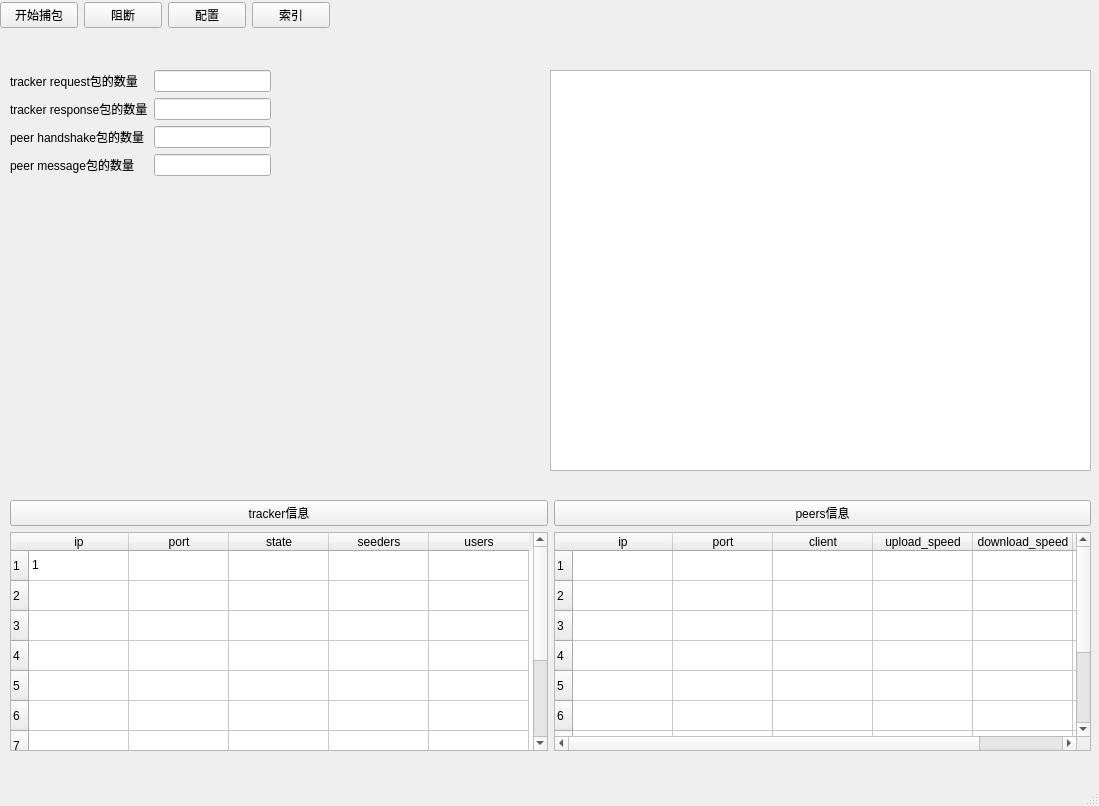
Qt form gui/mainwindow.ui (RaymondHX/contentSecurityLab) before a commit.
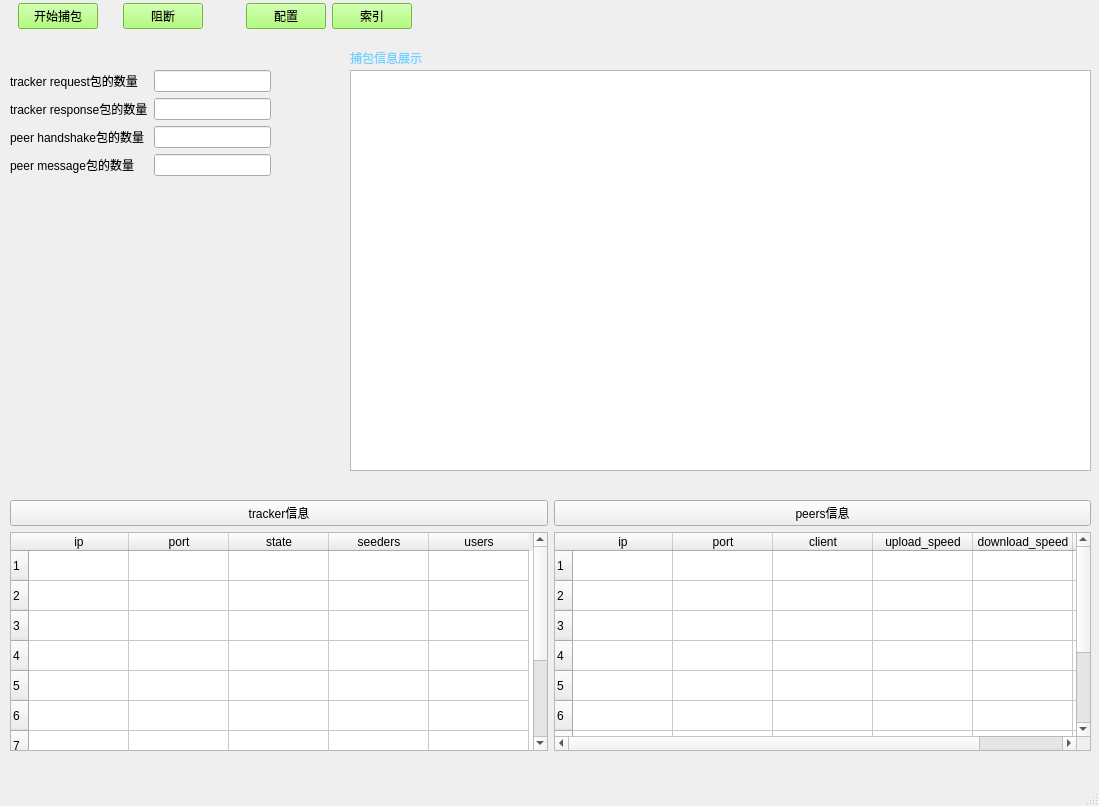
The same form after that commit.

Diff of the .ui file:
```diff
--- a/gui/mainwindow.ui
+++ b/gui/mainwindow.ui
@@ -24,6 +24,60 @@
      </rect>
     </property>
     <layout class="QGridLayout" name="gridLayout">
+     <item row="1" column="0">
+      <widget class="QTableWidget" name="tableWidget">
+       <property name="styleSheet">
+        <string notr="true">font: 9pt &quot;微软雅黑&quot;;	
+</string>
+       </property>
+       <property name="rowCount">
+        <number>10</number>
+       </property>
+       <property name="columnCount">
+        <number>5</number>
+       </property>
+       <row/>
+       <row/>
+       <row/>
+       <row/>
+       <row/>
+       <row/>
+       <row/>
+       <row/>
+       <row/>
+       <row/>
+       <column>
+        <property name="text">
+         <string>ip</string>
+        </property>
+       </column>
+       <column>
+        <property name="text">
+         <string>port</string>
+        </property>
+       </column>
+       <column>
+        <property name="text">
+         <string>state</string>
+        </property>
+       </column>
+       <column>
+        <property name="text">
+         <string>seeders</string>
+        </property>
+       </column>
+       <column>
+        <property name="text">
+         <string>users</string>
+        </property>
+       </column>
+       <item row="0" column="0">
+        <property name="text">
+         <string/>
+        </property>
+       </item>
+      </widget>
+     </item>
      <item row="1" column="1">
       <widget class="QTableWidget" name="tableWidget_2">
        <property name="autoFillBackground">
@@ -91,56 +145,6 @@
        </property>
       </widget>
      </item>
-     <item row="1" column="0">
-      <widget class="QTableWidget" name="tableWidget">
-       <property name="rowCount">
-        <number>10</number>
-       </property>
-       <property name="columnCount">
-        <number>5</number>
-       </property>
-       <row/>
-       <row/>
-       <row/>
-       <row/>
-       <row/>
-       <row/>
-       <row/>
-       <row/>
-       <row/>
-       <row/>
-       <column>
-        <property name="text">
-         <string>ip</string>
-        </property>
-       </column>
-       <column>
-        <property name="text">
-         <string>port</string>
-        </property>
-       </column>
-       <column>
-        <property name="text">
-         <string>state</string>
-        </property>
-       </column>
-       <column>
-        <property name="text">
-         <string>seeders</string>
-        </property>
-       </column>
-       <column>
-        <property name="text">
-         <string>users</string>
-        </property>
-       </column>
-       <item row="0" column="0">
-        <property name="text">
-         <string>1</string>
-        </property>
-       </item>
-      </widget>
-     </item>
     </layout>
    </widget>
    <widget class="QWidget" name="horizontalLayoutWidget">
@@ -148,8 +152,8 @@
      <rect>
       <x>0</x>
       <y>0</y>
-      <width>331</width>
-      <height>31</height>
+      <width>430</width>
+      <height>33</height>
      </rect>
     </property>
     <layout class="QHBoxLayout" name="horizontalLayout">
@@ -168,6 +172,12 @@
      </item>
      <item>
       <widget class="QPushButton" name="start_cap_b">
+       <property name="styleSheet">
+        <string notr="true">
+background-color: rgb(155, 255, 88);
+font: 9pt &quot;微软雅黑&quot;;	
+</string>
+       </property>
        <property name="text">
         <string>开始捕包</string>
        </property>
@@ -188,6 +198,12 @@
      </item>
      <item>
       <widget class="QPushButton" name="block_b">
+       <property name="styleSheet">
+        <string notr="true">
+background-color: rgb(155, 255, 88);
+font: 9pt &quot;微软雅黑&quot;;	
+</string>
+       </property>
        <property name="text">
         <string>阻断</string>
        </property>
@@ -221,6 +237,12 @@
      </item>
      <item>
       <widget class="QPushButton" name="config_b">
+       <property name="styleSheet">
+        <string notr="true">
+background-color: rgb(155, 255, 88);
+font: 9pt &quot;微软雅黑&quot;;	
+</string>
+       </property>
        <property name="text">
         <string>配置</string>
        </property>
@@ -228,6 +250,12 @@
      </item>
      <item>
       <widget class="QPushButton" name="index_b">
+       <property name="styleSheet">
+        <string notr="true">
+background-color: rgb(155, 255, 88);
+font: 9pt &quot;微软雅黑&quot;;	
+</string>
+       </property>
        <property name="text">
         <string>索引</string>
        </property>
@@ -303,18 +331,40 @@
    <widget class="QWidget" name="gridLayoutWidget_2">
     <property name="geometry">
      <rect>
-      <x>550</x>
+      <x>350</x>
       <y>70</y>
-      <width>541</width>
+      <width>741</width>
       <height>401</height>
      </rect>
     </property>
     <layout class="QGridLayout" name="gridLayout_2">
      <item row="0" column="0">
-      <widget class="QTextEdit" name="show_info_text"/>
+      <widget class="QTextEdit" name="show_info_text">
+       <property name="styleSheet">
+        <string notr="true">font: 9pt &quot;微软雅黑&quot;;	
+</string>
+       </property>
+      </widget>
      </item>
     </layout>
    </widget>
+   <widget class="QLabel" name="label_5">
+    <property name="geometry">
+     <rect>
+      <x>350</x>
+      <y>50</y>
+      <width>131</width>
+      <height>16</height>
+     </rect>
+    </property>
+    <property name="styleSheet">
+     <string notr="true">color:rgb(111, 210, 255);
+font: 9pt &quot;微软雅黑&quot;;</string>
+    </property>
+    <property name="text">
+     <string>捕包信息展示</string>
+    </property>
+   </widget>
   </widget>
   <widget class="QMenuBar" name="menubar">
    <property name="geometry">
```
Left out of the diff: 58 changed lines with no effect on the pictures.
